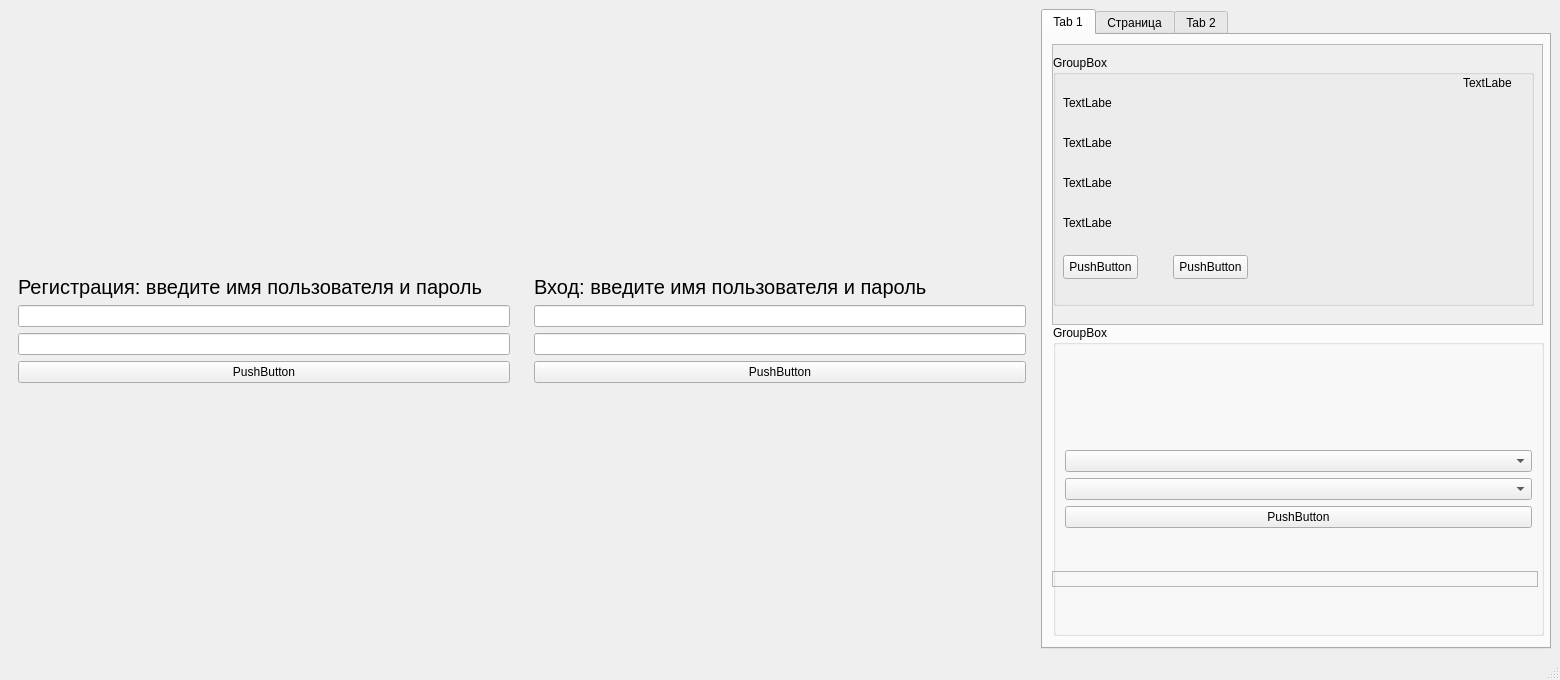
Above: asd.ui from clam1t/pysideexe before the change. Below: the same form after it.
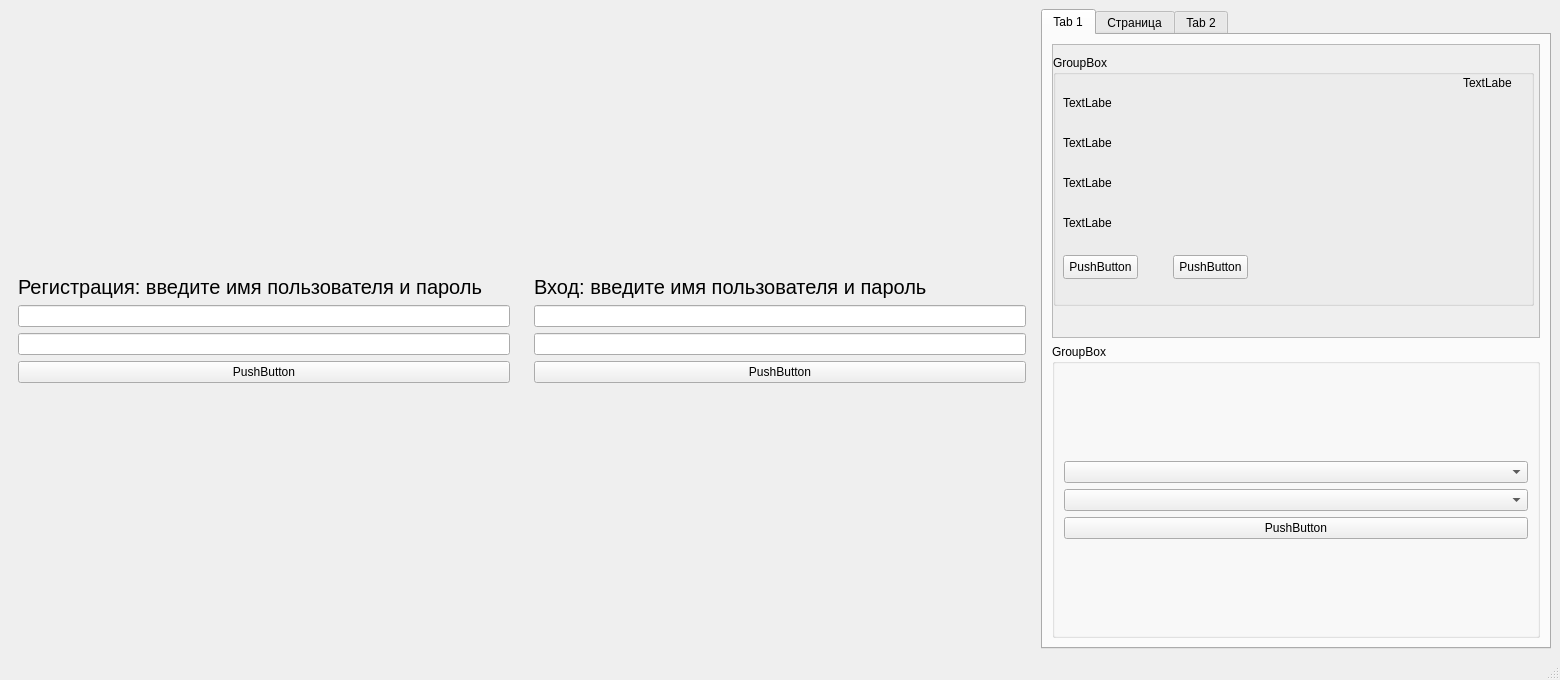
That is the form after the change.

Diff of the .ui file:
```diff
--- a/asd.ui
+++ b/asd.ui
@@ -138,40 +138,9 @@
        <attribute name="title">
         <string>Tab 1</string>
        </attribute>
-       <widget class="QFrame" name="frame">
-        <property name="geometry">
-         <rect>
-          <x>9</x>
-          <y>536</y>
-          <width>486</width>
-          <height>16</height>
-         </rect>
-        </property>
-        <property name="styleSheet">
-         <string notr="true">border-color: rgb(0, 0, 0);</string>
-        </property>
-        <property name="frameShape">
-         <enum>QFrame::Shape::StyledPanel</enum>
-        </property>
-        <property name="frameShadow">
-         <enum>QFrame::Shadow::Raised</enum>
-        </property>
-        <property name="lineWidth">
-         <number>20</number>
-        </property>
-        <property name="midLineWidth">
-         <number>20</number>
-        </property>
-       </widget>
+       <layout class="QVBoxLayout" name="verticalLayout_6">
+        <item>
        <widget class="QScrollArea" name="scrollArea">
-        <property name="geometry">
-         <rect>
-          <x>9</x>
-          <y>9</y>
-          <width>491</width>
-          <height>281</height>
-         </rect>
-        </property>
         <property name="widgetResizable">
          <bool>true</bool>
         </property>
@@ -180,8 +149,8 @@
           <rect>
            <x>0</x>
            <y>0</y>
-           <width>489</width>
-           <height>279</height>
+             <width>484</width>
+             <height>292</height>
           </rect>
          </property>
          <widget class="QGroupBox" name="groupBox">
@@ -290,15 +259,9 @@
          </widget>
         </widget>
        </widget>
+        </item>
+        <item>
        <widget class="QGroupBox" name="groupBox_2">
-        <property name="geometry">
-         <rect>
-          <x>10</x>
-          <y>290</y>
-          <width>491</width>
-          <height>311</height>
-         </rect>
-        </property>
         <property name="title">
          <string>GroupBox</string>
         </property>
@@ -344,6 +307,8 @@
          </item>
         </layout>
        </widget>
+        </item>
+       </layout>
       </widget>
       <widget class="QWidget" name="tab_3">
        <attribute name="title">
```
Lines whose indentation alone changed are shown as unchanged.
